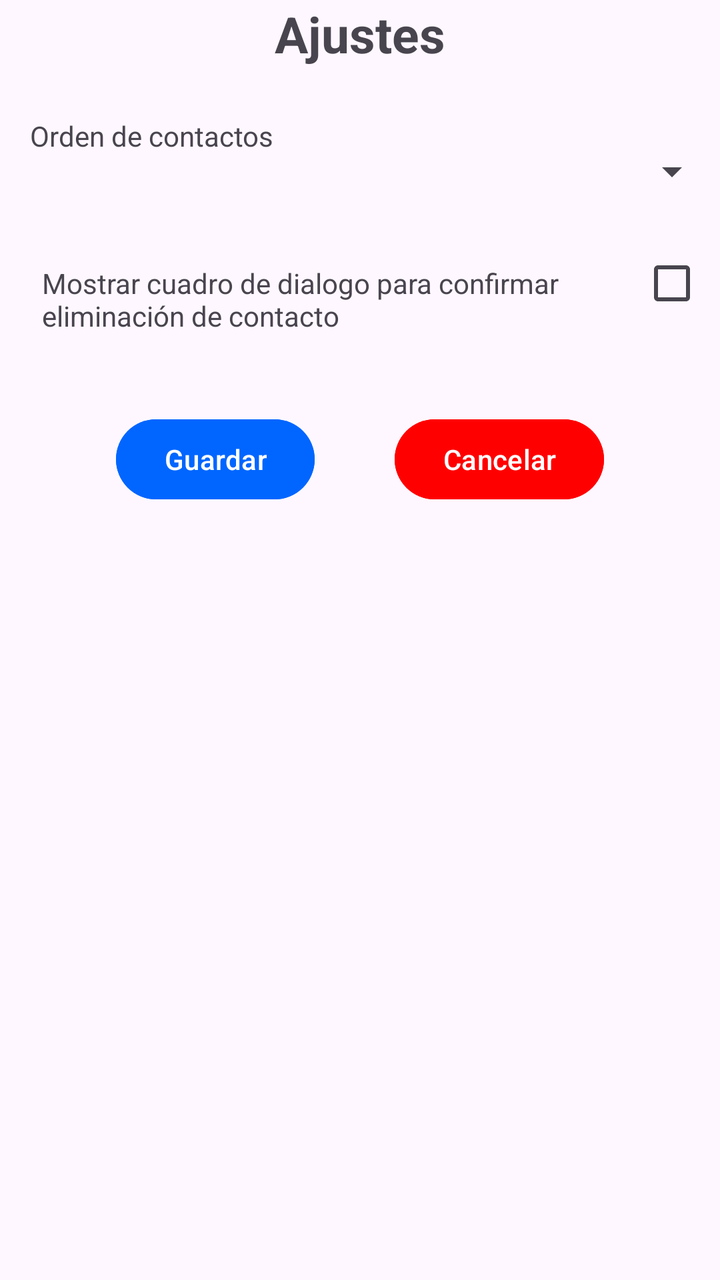
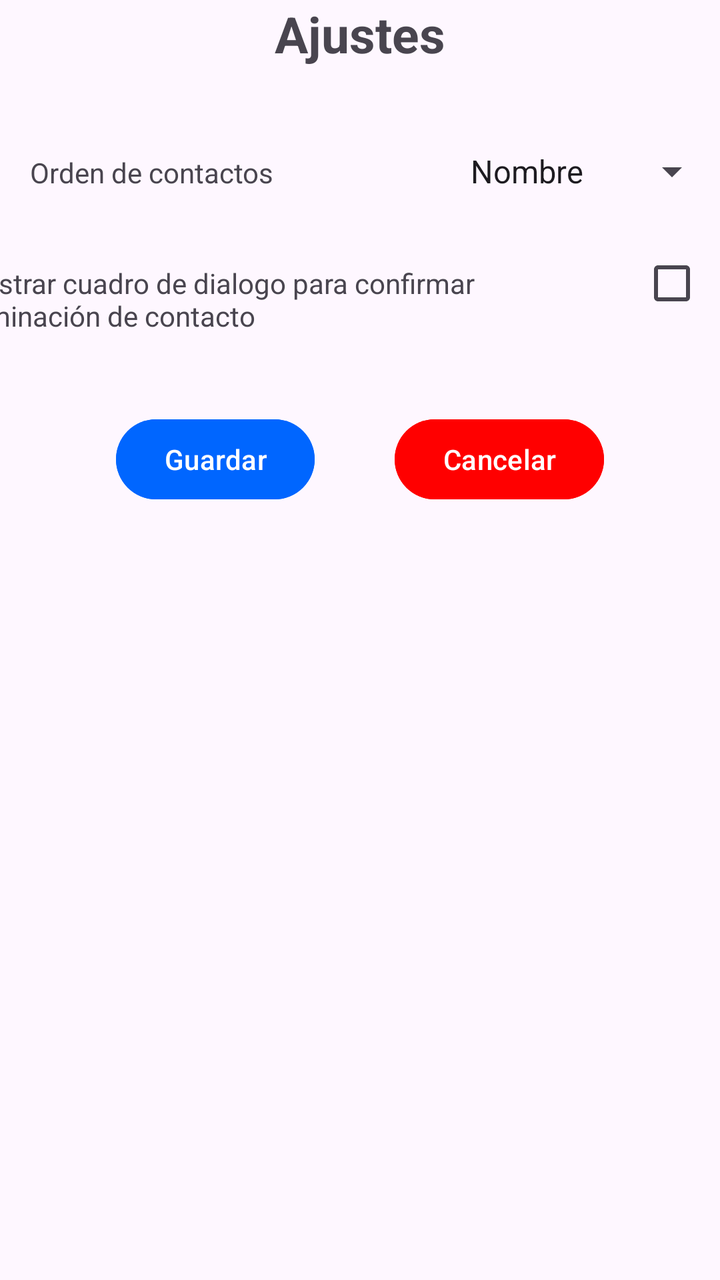

The first picture is an Android layout as it rendered before a commit; the second is the same layout after the commit. The layout source and the unified diff follow.
<!-- AndroidManifest.xml: application theme Theme.MiAgenda -->
<!-- res/layout/activity_ajustes.xml -->
<?xml version="1.0" encoding="utf-8"?>
<androidx.constraintlayout.widget.ConstraintLayout xmlns:android="http://schemas.android.com/apk/res/android"
    xmlns:app="http://schemas.android.com/apk/res-auto"
    xmlns:tools="http://schemas.android.com/tools"
    android:id="@+id/main"
    android:layout_width="match_parent"
    android:layout_height="match_parent"
    tools:context=".AjustesActivity">

    <TextView
        android:id="@+id/title"
        android:layout_width="wrap_content"
        android:layout_height="wrap_content"
        android:text="@string/title_ajustes"
        app:layout_constraintTop_toTopOf="parent"
        app:layout_constraintEnd_toEndOf="parent"
        app:layout_constraintStart_toStartOf="parent"
        android:textSize="25sp"
        android:textStyle="bold"
        />

    
    <TextView
        android:id="@+id/nameLabel"
        android:layout_width="wrap_content"
        android:layout_height="wrap_content"
        app:layout_constraintStart_toStartOf="parent"
        android:text="@string/contact_order"
        android:paddingEnd="15dp"
        android:paddingStart="15dp"
        app:layout_constraintBaseline_toBaselineOf="@+id/order"
        />
    <Spinner
        android:id="@+id/order"
        android:layout_width="wrap_content"
        android:layout_height="wrap_content"
        android:layout_marginTop="40dp"
        app:layout_constraintEnd_toEndOf="parent"
        app:layout_constraintTop_toBottomOf="@+id/title"

        />

    <TextView
        android:layout_width="300dp"
        android:layout_height="wrap_content"
        app:layout_constraintStart_toStartOf="parent"
        app:layout_constraintEnd_toStartOf="@id/order"
        app:layout_constraintBaseline_toBaselineOf="@+id/remove_policy"
        android:text="@string/remove_alert"
        android:paddingStart="15dp"
        android:paddingEnd="15dp"
        />

    <CheckBox
        android:id="@+id/remove_policy"
        android:layout_width="wrap_content"
        android:layout_height="wrap_content"
        android:layout_marginTop="20dp"
        app:layout_constraintTop_toBottomOf="@+id/order"
        app:layout_constraintEnd_toEndOf="parent"

        />

    <Button
        android:id="@+id/btnSaveSettings"
        android:layout_width="wrap_content"
        android:layout_height="wrap_content"
        android:text="@string/save"
        app:layout_constraintStart_toStartOf="parent"
        app:layout_constraintEnd_toStartOf="@id/btnCancelSettings"
        android:backgroundTint="@color/blue"
        app:layout_constraintHorizontal_chainStyle="packed"
        android:layout_marginEnd="20dp"
        app:layout_constraintBaseline_toBaselineOf="@+id/btnCancelSettings"

        />
    <Button
        android:id="@+id/btnCancelSettings"
        android:layout_width="wrap_content"
        android:layout_height="wrap_content"
        android:layout_marginTop="40dp"
        android:text="@string/cancel"
        app:layout_constraintStart_toEndOf="@id/btnSaveSettings"
        app:layout_constraintTop_toBottomOf="@+id/remove_policy"
        app:layout_constraintEnd_toEndOf="parent"
        app:layout_constraintHorizontal_chainStyle="packed"
        android:backgroundTint="@color/red"
        android:layout_marginStart="20dp"
        />


</androidx.constraintlayout.widget.ConstraintLayout>
<!-- resources referenced by this layout -->
<resources>
  <color name="blue">#0066FF</color>
  <color name="red">#FF0000</color>
  <string name="cancel">Cancelar</string>
  <string name="contact_order">Orden de contactos</string>
  <string name="remove_alert">Mostrar cuadro de dialogo para confirmar eliminación de contacto</string>
  <string name="save">Guardar</string>
  <string name="title_ajustes">Ajustes</string>
  <style name="Theme.MiAgenda" parent="Base.Theme.MiAgenda" />
  <style name="Base.Theme.MiAgenda" parent="Theme.Material3.DayNight.NoActionBar">
          
          
      </style>
</resources>

<!-- the commit's change to res/layout/activity_ajustes.xml (unified diff, before → after) -->
@@ -37,6 +37,7 @@
         android:layout_marginTop="40dp"
         app:layout_constraintEnd_toEndOf="parent"
         app:layout_constraintTop_toBottomOf="@+id/title"
+        android:entries="@array/contact_order"
 
         />
 
<!-- resource entries referenced after the edit -->
@@ -1,5 +1,9 @@
 <!-- resources referenced by this layout -->
 <resources>
+  <string-array name="contact_order">
+          <item>Nombre</item>
+          <item>Categoria</item>
+      </string-array>
   <color name="blue">#0066FF</color>
   <color name="red">#FF0000</color>
   <string name="cancel">Cancelar</string>
